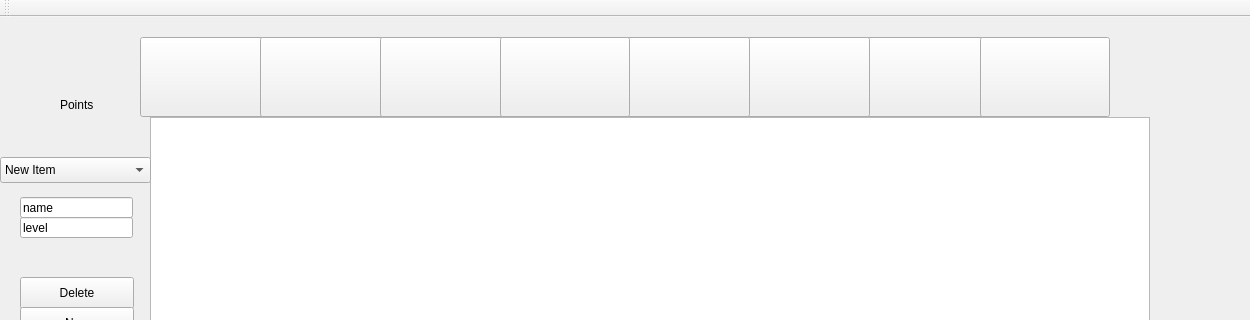
First picture: the form in mainwindow.ui, repository dzballer/plants-vs-zombies, before the edit; both pictures show x 0 to 1250 and y 0 to 320 of the 1250 by 650 pixel window.
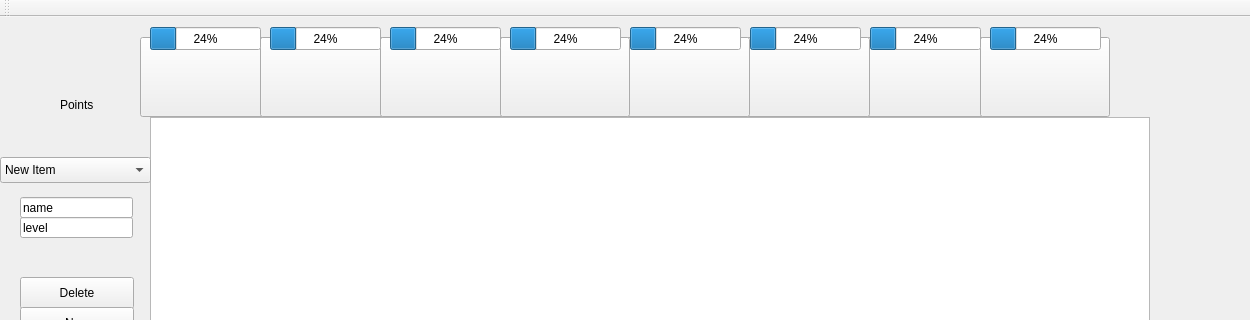
Second picture: the form after the edit. Custom widgets are drawn as their Qt base class.

Commit message: - implemented checkable buttons - implemented tooltip hovering and more testplan functionality

Diff of the .ui file:
```diff
--- a/mainwindow.ui
+++ b/mainwindow.ui
@@ -253,6 +253,110 @@
      </property>
     </item>
    </widget>
+   <widget class="QProgressBar" name="progressBar_1">
+    <property name="geometry">
+     <rect>
+      <x>150</x>
+      <y>10</y>
+      <width>111</width>
+      <height>23</height>
+     </rect>
+    </property>
+    <property name="value">
+     <number>24</number>
+    </property>
+   </widget>
+   <widget class="QProgressBar" name="progressBar_2">
+    <property name="geometry">
+     <rect>
+      <x>270</x>
+      <y>10</y>
+      <width>111</width>
+      <height>23</height>
+     </rect>
+    </property>
+    <property name="value">
+     <number>24</number>
+    </property>
+   </widget>
+   <widget class="QProgressBar" name="progressBar_3">
+    <property name="geometry">
+     <rect>
+      <x>390</x>
+      <y>10</y>
+      <width>111</width>
+      <height>23</height>
+     </rect>
+    </property>
+    <property name="value">
+     <number>24</number>
+    </property>
+   </widget>
+   <widget class="QProgressBar" name="progressBar_4">
+    <property name="geometry">
+     <rect>
+      <x>510</x>
+      <y>10</y>
+      <width>111</width>
+      <height>23</height>
+     </rect>
+    </property>
+    <property name="value">
+     <number>24</number>
+    </property>
+   </widget>
+   <widget class="QProgressBar" name="progressBar_5">
+    <property name="geometry">
+     <rect>
+      <x>630</x>
+      <y>10</y>
+      <width>111</width>
+      <height>23</height>
+     </rect>
+    </property>
+    <property name="value">
+     <number>24</number>
+    </property>
+   </widget>
+   <widget class="QProgressBar" name="progressBar_6">
+    <property name="geometry">
+     <rect>
+      <x>750</x>
+      <y>10</y>
+      <width>111</width>
+      <height>23</height>
+     </rect>
+    </property>
+    <property name="value">
+     <number>24</number>
+    </property>
+   </widget>
+   <widget class="QProgressBar" name="progressBar_7">
+    <property name="geometry">
+     <rect>
+      <x>870</x>
+      <y>10</y>
+      <width>111</width>
+      <height>23</height>
+     </rect>
+    </property>
+    <property name="value">
+     <number>24</number>
+    </property>
+   </widget>
+   <widget class="QProgressBar" name="progressBar_8">
+    <property name="geometry">
+     <rect>
+      <x>990</x>
+      <y>10</y>
+      <width>111</width>
+      <height>23</height>
+     </rect>
+    </property>
+    <property name="value">
+     <number>24</number>
+    </property>
+   </widget>
   </widget>
   <widget class="QMenuBar" name="menuBar">
    <property name="geometry">
```
Left out of the diff: 24 changed lines with no effect on the pictures. The commit also changes 2 other files.
